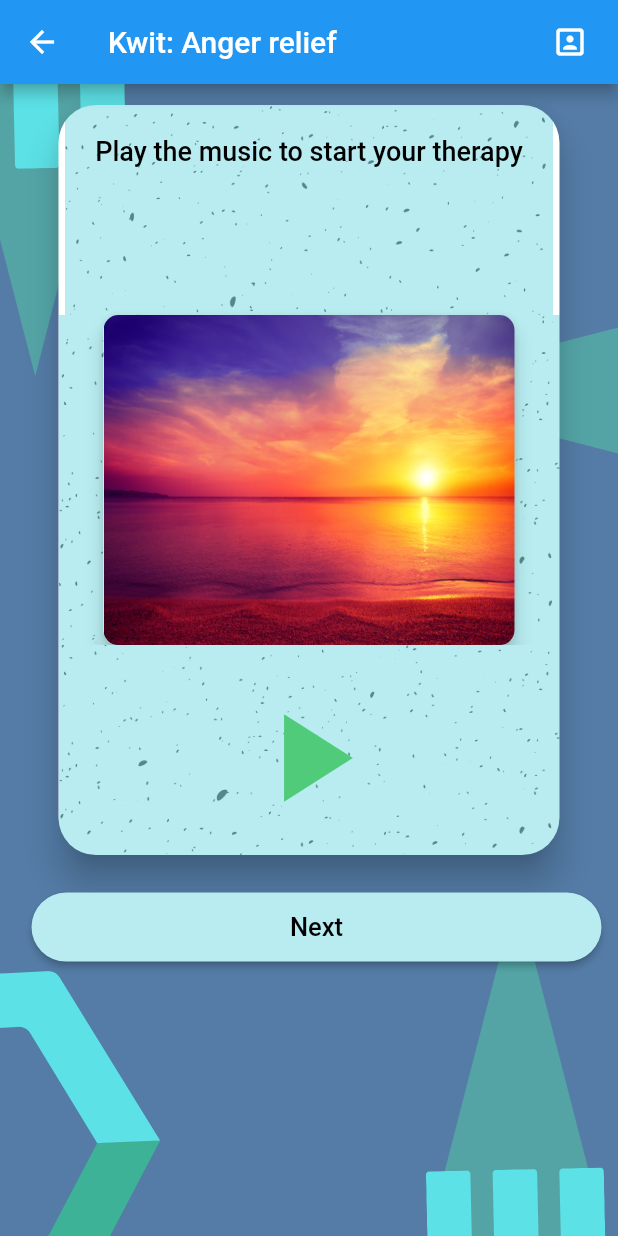
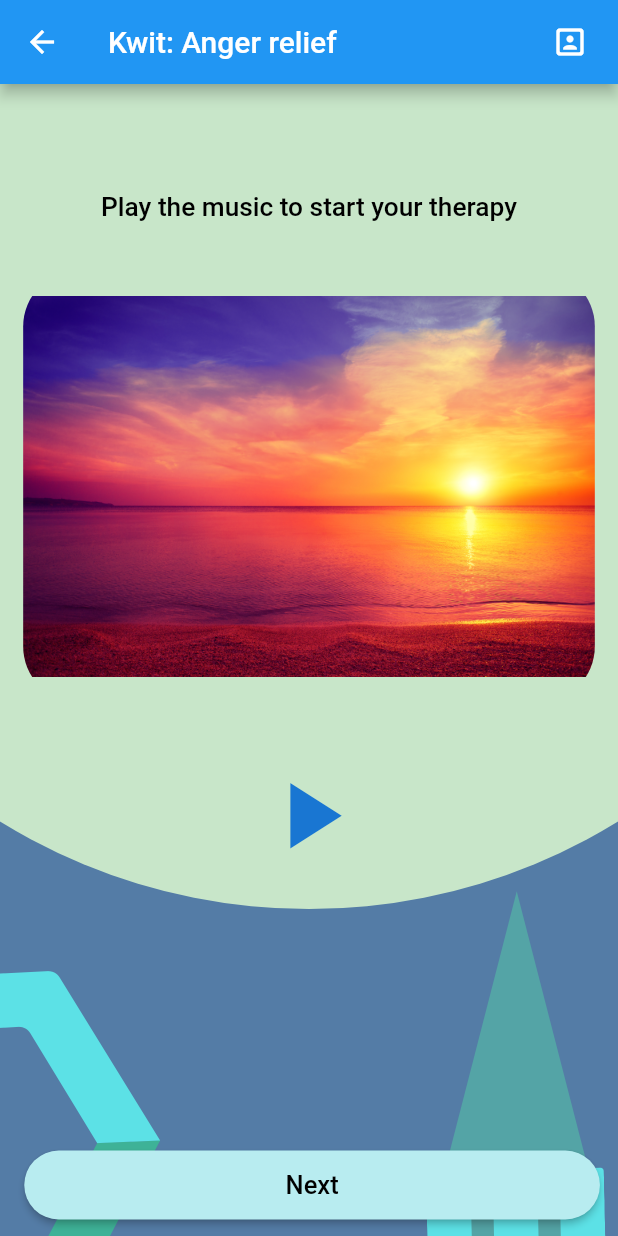
Before and after one commit to SashvDave/Kwit, a Flutter app: the Anger screen opened directly, on a phone screen of 412 x 824 dp. Run offline on Flutter 3.47's test engine with Material 2 defaults, Android fonts, the light colour scheme and no system bars; our stand-ins replace audioplayers, circular_countdown_timer, image_picker; missing offline and left inert: maze, pdf_flutter.

Commit message:
fix anger therapy margins

```diff
--- a/lib/screens/anger.dart
+++ b/lib/screens/anger.dart
@@ -49,7 +49,8 @@
                   child: Icon(Icons.portrait_rounded)))
         ],
       ),
-      body: Stack(children: <Widget>[
+      body: Stack(
+        children: <Widget>[
           Container(
             decoration: BoxDecoration(
               image: DecorationImage(
@@ -61,78 +62,46 @@
           SingleChildScrollView(
             child: Column(
               children: <Widget>[
-              Container(
-                  margin: EdgeInsets.only(left: 35, right: 35, top: 10),
-                  child: new InkWell(
-                    child: Card(
-                      semanticContainer: true,
-                      clipBehavior: Clip.antiAliasWithSaveLayer,
+                Transform.scale(
+                  scale: 2.5,
+                  child: Container(
+                    decoration: BoxDecoration(
+                      color: Colors.green[100],
+                      shape: BoxShape.circle,
+                    ),
                     child: Column(
                       children: [
                         Container(
-                              decoration: BoxDecoration(
-                                image: DecorationImage(
-                                  image: AssetImage("assets/happy.png"),
-                                  fit: BoxFit.fitWidth,
-                                  alignment: Alignment.topCenter,
-                                ),
-                              ),
-                              child: Container(
-                                height:
-                                    MediaQuery.of(context).size.height * 0.17,
-                                padding: EdgeInsets.only(
-                                    top: 20, left: 20, right: 20),
+                          margin: EdgeInsets.fromLTRB(
+                              0,
+                              MediaQuery.of(context).size.height * 0.15,
+                              0,
+                              MediaQuery.of(context).size.height * 0.015),
                           child: Text(
                             "Play the music to start your therapy",
                             textAlign: TextAlign.center,
                             style: TextStyle(
                                 color: Colors.black,
                                 fontWeight: FontWeight.w500,
-                                      fontSize: 18),
-                                ),
-                              )),
-                          Container(
-                            decoration: BoxDecoration(
-                              color: const Color(0xFFFFFFF),
-                              image: DecorationImage(
-                                image: AssetImage('assets/happy.png'),
-                                fit: BoxFit.cover,
+                                fontSize: 7),
                           ),
                         ),
-                            height: 220,
-                            width: 520,
-                            child: Card(
-                              margin: EdgeInsets.only(right: 30, left: 30),
-                              semanticContainer: true,
-                              clipBehavior: Clip.antiAliasWithSaveLayer,
+                        ClipRRect(
+                          borderRadius: BorderRadius.circular(15.0),
                           child: Image.asset(
                             'assets/sunset.png',
-                                fit: BoxFit.fill,
-                              ),
-                              shape: RoundedRectangleBorder(
-                                borderRadius: BorderRadius.circular(10.0),
-                              ),
-                              elevation: 5,
+                            height: MediaQuery.of(context).size.height * 0.14,
+                            width: MediaQuery.of(context).size.width * 0.37,
                           ),
                         ),
                         Container(
-                              decoration: BoxDecoration(
-                                color: const Color(0xFFFFFFF),
-                                image: DecorationImage(
-                                  image: AssetImage(
-                                    'assets/happy.png',
-                                  ),
-                                  fit: BoxFit.cover,
-                                ),
-                              ),
-                              child: Container(
                           width: 750,
                           child: IconButton(
-                                  padding: EdgeInsets.only(top: 25, bottom: 15),
-                                  iconSize: 100,
+                            padding: EdgeInsets.only(top: 15, bottom: 10),
+                            iconSize: 30,
                             icon: Icon(
                               isPlaying ? Icons.pause : Icons.play_arrow,
-                                    color: const Color(0xFF4FCB79),
+                              color: const Color(0xFF1976D2),
                             ),
                             onPressed: () {
                               if (isPlaying) {
@@ -148,18 +117,21 @@
                               }
                             },
                           ),
-                              ))
+                        )
                       ],
                     ),
-                      shape: RoundedRectangleBorder(
-                        borderRadius: BorderRadius.circular(25.0),
                   ),
-                      elevation: 10,
                 ),
-                  )),
-              new Container(
-                margin: EdgeInsets.only(top: 10, left: 10),
-                width: 400,
+              ],
+            ),
+          ),
+          Align(
+            alignment: Alignment.bottomCenter,
+            child: Container(
+              margin: EdgeInsets.only(
+                  top: MediaQuery.of(context).size.height * 0.02,
+                  left: MediaQuery.of(context).size.width * 0.01),
+              width: MediaQuery.of(context).size.width * 0.98,
               padding: EdgeInsets.all(10.0),
               child: RaisedButton(
                 onPressed: () => _submitData(),
@@ -172,10 +144,9 @@
                 color: const Color(0xFFB8ECF0),
               ),
             ),
+          ),
         ],
       ),
-        )
-      ]),
     );
   }
 }
--- a/lib/screens/anger3.dart
+++ b/lib/screens/anger3.dart
@@ -57,7 +57,9 @@
                     child: Icon(Icons.portrait_rounded)))
           ],
         ),
-      body: Container(
+        body: Stack(
+          children: <Widget>[
+            Container(
               decoration: BoxDecoration(
                 image: DecorationImage(
                   image: AssetImage(
@@ -66,7 +68,8 @@
                   fit: BoxFit.cover,
                 ),
               ),
-        child: SingleChildScrollView(
+            ),
+            SingleChildScrollView(
               child: Column(
                 mainAxisAlignment: MainAxisAlignment.center,
                 children: <Widget>[
@@ -152,7 +155,8 @@
                     child: RaisedButton(
                       onPressed: () => _submitData(),
                       shape: RoundedRectangleBorder(
-                      borderRadius: BorderRadius.all(Radius.circular(30.0))),
+                          borderRadius:
+                              BorderRadius.all(Radius.circular(30.0))),
                       child: Text('Next',
                           style: TextStyle(color: Colors.black, fontSize: 17)),
                       padding: const EdgeInsets.all(13.0),
@@ -163,7 +167,7 @@
                 ],
               ),
             ),
-      ),
-    );
+          ],
+        ));
   }
 }
```
Also changed, not shown: 1 other file. Lines whose indentation alone changed are shown as unchanged.
